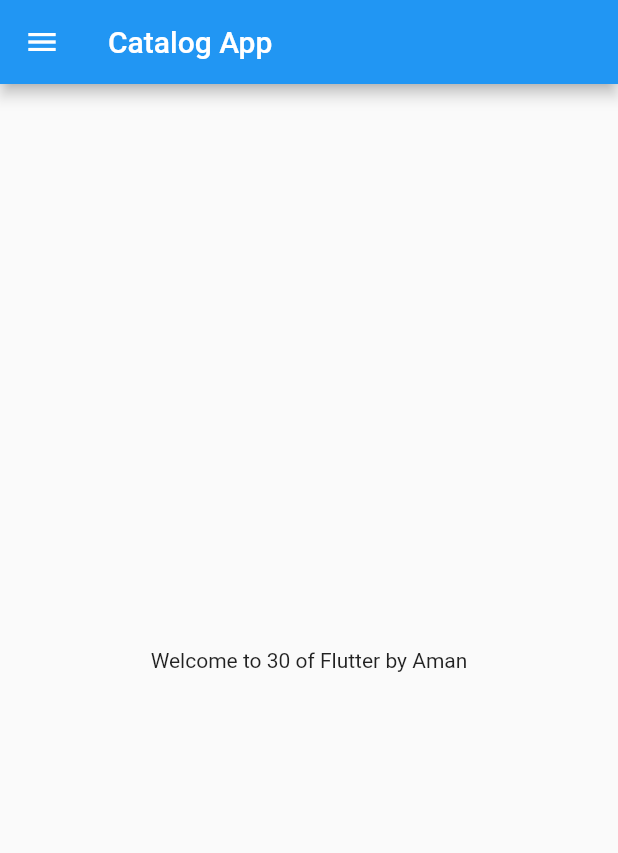
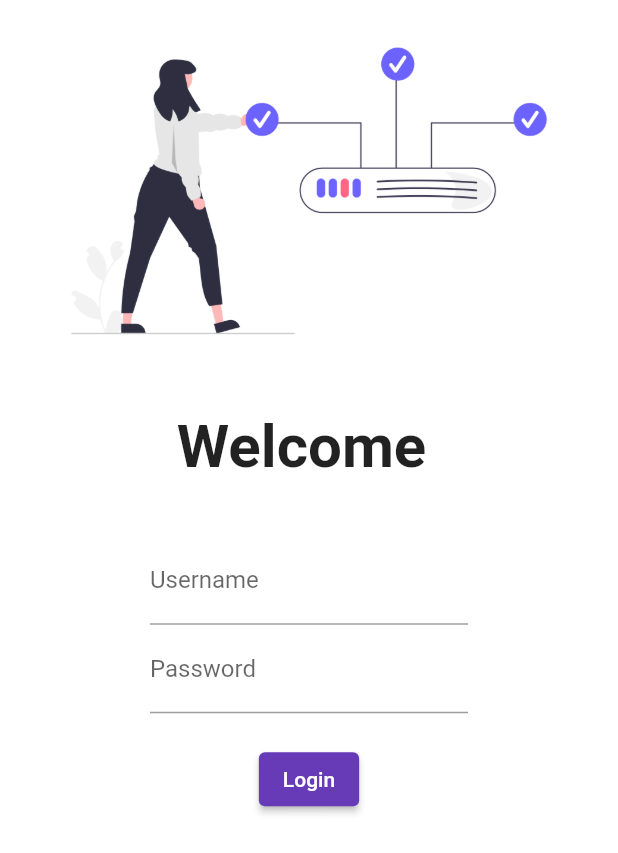
Before and after one commit to AmandeepSingh12/Catalog-App, a Flutter app: the screen it shows after launch, on a phone screen of 412 x 824 dp. Shown: the top 853 px of the screen. Run offline on Flutter 3.47's test engine with Material 2 defaults, Android fonts, the phone set to English and light mode, and no system bars; our stand-ins replace google_fonts.

Commit message:
Day2 completed

```diff
--- a/lib/main.dart
+++ b/lib/main.dart
@@ -1,5 +1,6 @@
 import 'package:flutter/material.dart';
-
+import 'package:flutter_catalog/screens/login_page.dart';
+import 'package:google_fonts/google_fonts.dart';
 import 'screens/home_page.dart';
 
 void main() {
@@ -10,7 +11,21 @@ class MyApp extends StatelessWidget {
   @override
   Widget build(BuildContext context) {
     return MaterialApp(
-      home: HomePage(),
+      // home: HomePage(),
+      themeMode: ThemeMode.light,
+      theme: ThemeData(
+          primarySwatch: Colors.deepPurple,
+          // fontFamily: GoogleFonts.lato().fontFamily,
+          primaryTextTheme: GoogleFonts.latoTextTheme()),
+      darkTheme: ThemeData(
+        brightness: Brightness.dark,
+      ),
+      initialRoute: "/",
+      routes: {
+        "/": (context) => LoginPage(),
+        "/home": (context) => HomePage(),
+        "/login": (context) => LoginPage(),
+      },
     );
   }
 }
--- /dev/null
+++ b/lib/screens/login_page.dart
@@ -0,0 +1,72 @@
+import 'package:flutter/material.dart';
+
+class LoginPage extends StatelessWidget {
+  @override
+  Widget build(BuildContext context) {
+    return Material(
+        //     child: Center(
+        //   child: Text(
+        //     "Login Page",
+        //     style: TextStyle(
+        //       fontSize: 20,
+        //       color: Colors.blueGrey,
+        //       fontWeight: FontWeight.bold,
+        //     ),
+        //     // textScaleFactor: 5.0,
+        //   ),
+        // )
+        color: Colors.white,
+        child: Column(
+          children: [
+            Image.asset(
+              "assests/images/login.png",
+              fit: BoxFit.cover,
+            ),
+            SizedBox(
+              height: 20.0,
+            ),
+            Text(
+              "Welcome ",
+              style: TextStyle(
+                fontSize: 40,
+                fontWeight: FontWeight.bold,
+              ),
+            ),
+            SizedBox(
+              height: 20.0,
+            ),
+            Padding(
+              padding:
+                  const EdgeInsets.symmetric(vertical: 16.0, horizontal: 100.0),
+              child: Column(
+                children: [
+                  TextFormField(
+                    decoration: InputDecoration(
+                      hintText: "Enter Username",
+                      labelText: "Username",
+                    ),
+                  ),
+                  TextFormField(
+                    obscureText: true,
+                    decoration: InputDecoration(
+                      hintText: "Enter Password",
+                      labelText: "Password",
+                    ),
+                  ),
+                  SizedBox(
+                    height: 20.0,
+                  ),
+                  ElevatedButton(
+                    child: Text("Login"),
+                    style: TextButton.styleFrom(),
+                    onPressed: () {
+                      print("Hi , Aman");
+                    },
+                  )
+                ],
+              ),
+            )
+          ],
+        ));
+  }
+}
--- a/pubspec.yaml
+++ b/pubspec.yaml
@@ -34,6 +34,7 @@ dependencies:
   # The following adds the Cupertino Icons font to your application.
   # Use with the CupertinoIcons class for iOS style icons.
   cupertino_icons: ^1.0.2
+  google_fonts: ^2.2.0
 
 dev_dependencies:
   flutter_test:
@@ -58,8 +59,8 @@ flutter:
   uses-material-design: true
 
   # To add assets to your application, add an assets section, like this:
-  # assets:
-  #   - images/a_dot_burr.jpeg
+  assets:
+    - assests/images/
   #   - images/a_dot_ham.jpeg
 
   # An image asset can refer to one or more resolution-specific "variants", see
```
Also changed, not shown: assests/images/login.png (added), pubspec.lock.
